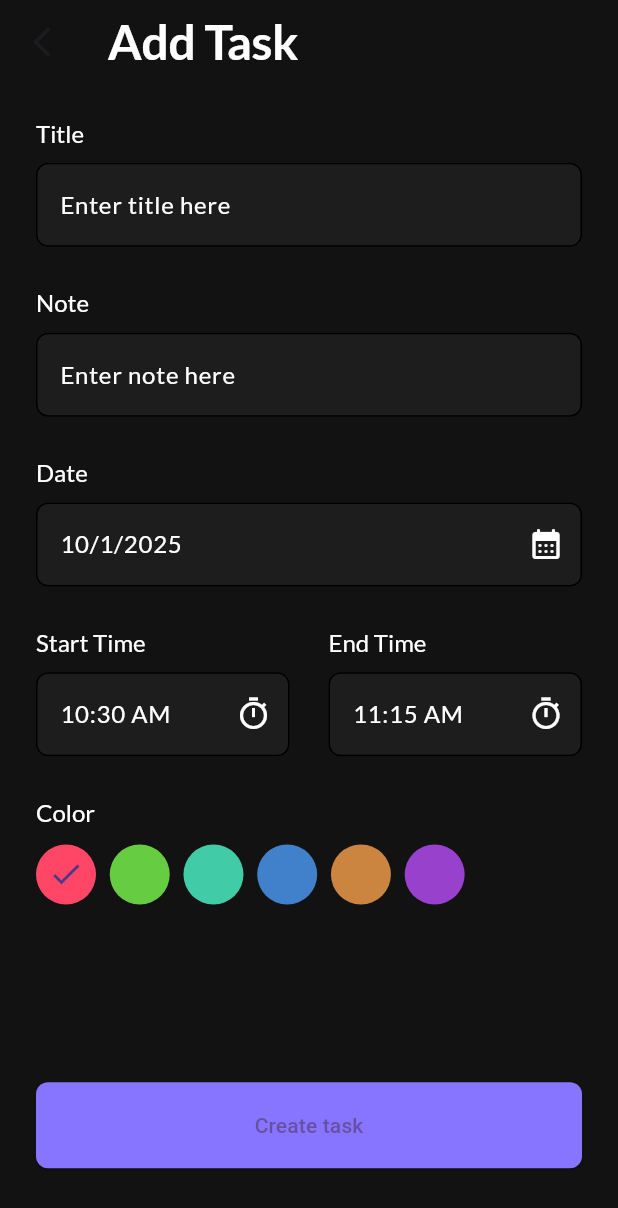
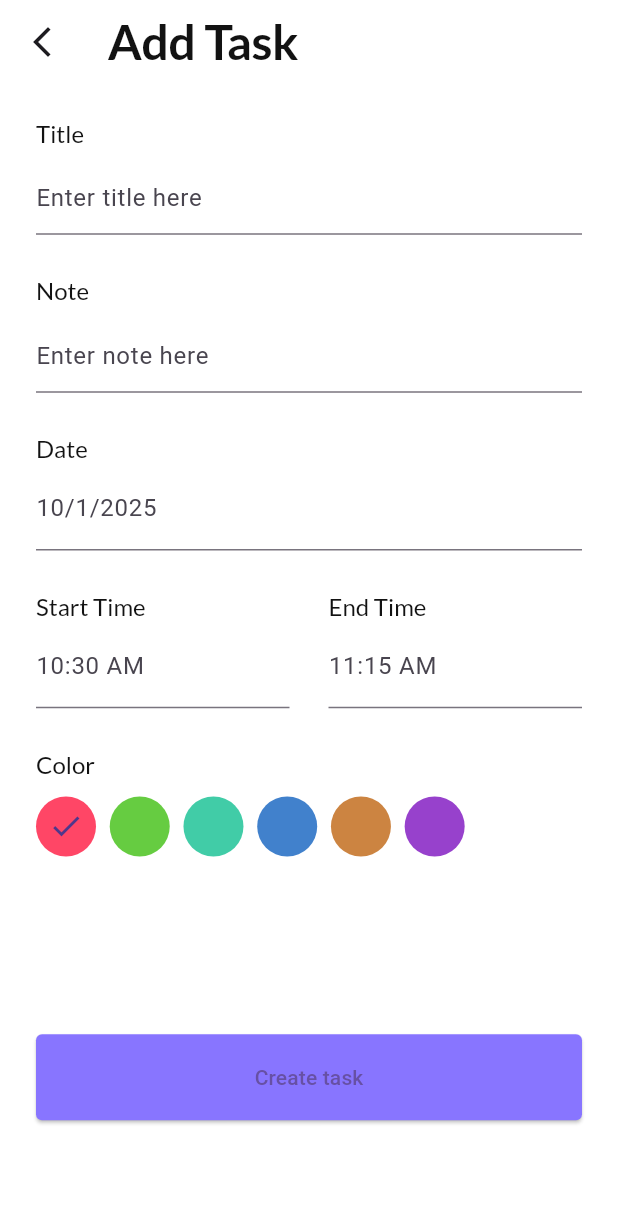
Before and after one commit to abdallahqusay/to_do_app, a Flutter app: the screen it shows after launch, after a tap on "Skip", after a tap on "Get Started", after a tap on the "add" icon, on a phone screen of 412 x 824 dp. Shown: the top 1208 px of the screen. Run offline on Flutter 3.47's test engine with Material 3 defaults, Android fonts, the phone set to English and light mode, and no system bars; our stand-ins replace date_picker_timeline, flutter_bloc, flutter_local_notifications, flutter_screenutil, fluttertoast, get_it and 6 more; missing offline and left inert: workmanager; accounts and stored records are empty.

```diff
--- a/lib/app/app.dart
+++ b/lib/app/app.dart
@@ -1,9 +1,12 @@
 import 'package:flutter/material.dart';
+import 'package:flutter_bloc/flutter_bloc.dart';
 import 'package:flutter_screenutil/flutter_screenutil.dart';
 import 'package:to_do_app/core/theme/theme.dart';
 
 import 'package:to_do_app/core/utils/app_strings.dart';
 import 'package:to_do_app/features/auth/persentation/screens/splach_screen/splach_screen.dart';
+import 'package:to_do_app/features/task/persentation/cubit/task_cubit.dart';
+import 'package:to_do_app/features/task/persentation/cubit/task_state.dart';
 
 class MyApp extends StatelessWidget {
   const MyApp({super.key});
@@ -13,14 +16,20 @@ class MyApp extends StatelessWidget {
   Widget build(BuildContext context) {
     return ScreenUtilInit(
       designSize: ScreenUtil.defaultSize,
-      child: MaterialApp(
-        theme: getAppTheme(),
-        debugShowCheckedModeBanner: false,
-        title: AppStrings.appName,
-        darkTheme: getAppDarkTheme(),
-        themeMode: ThemeMode.dark,
+      child: BlocBuilder<TaskCubit, TaskState>(
+        builder: (context, state) {
+          return MaterialApp(
+            theme: getAppTheme(),
+            debugShowCheckedModeBanner: false,
+            title: AppStrings.appName,
+            darkTheme: getAppDarkTheme(),
+            themeMode: context.read<TaskCubit>().isDark
+                ? ThemeMode.dark
+                : ThemeMode.light,
 
-        home: SplachScreen(),
+            home: SplachScreen(),
+          );
+        },
       ),
     );
   }
--- /dev/null
+++ b/lib/core/services/work_manager_service.dart
@@ -0,0 +1,31 @@
+
+import 'package:to_do_app/core/services/local_notification_service.dart';
+import 'package:workmanager/workmanager.dart';
+
+class WorkManagerService {
+  //dy function bttnfz
+
+  void registerMyTask() {
+    Workmanager().registerPeriodicTask(
+      "id1",
+      "show simple notfication",
+      frequency: Duration(hours: 123), // معناها ان كل ربع ساعه هنده التاسك اللي تحت اللي هي نتوفيكشن
+    );
+  }
+
+  //b3ml intilize l workmanager
+  Future<void> init() async {
+    await Workmanager().initialize(actionTask, isInDebugMode: true);
+    registerMyTask();
+  }
+}
+
+@pragma('vm:entry-point')
+void actionTask() {
+  // show simple notfication
+  Workmanager().executeTask((taskName, inputData) {
+    // background services kol moda m3ina httnd7
+    LocalNotificationService.showBasicNotification();
+    return Future.value(true);
+  });
+}
--- a/lib/main.dart
+++ b/lib/main.dart
@@ -4,14 +4,18 @@ import 'package:to_do_app/app/app.dart';
 import 'package:to_do_app/core/bloc/bloc_observer.dart';
 import 'package:to_do_app/core/database/cashe/cashe_helper.dart';
 import 'package:to_do_app/core/database/sqflite_helper/sqflite.dart';
+import 'package:to_do_app/core/services/local_notification_service.dart';
 import 'package:to_do_app/core/services/service.dart';
+import 'package:to_do_app/core/services/work_manager_service.dart';
 import 'package:to_do_app/features/task/persentation/cubit/task_cubit.dart';
+
 
 void main() async {
   WidgetsFlutterBinding.ensureInitialized();
   Bloc.observer = MyBlocObserver();
   setup();
   await s1<CacheHelper>().init();
+  Future.wait([LocalNotificationService.init(),WorkManagerService().init()]);
    s1<SqfliteHelper>().initDB();
   runApp(BlocProvider(create: (context) => TaskCubit()..getTasks(), child: const MyApp()));
 }
--- a/pubspec.yaml
+++ b/pubspec.yaml
@@ -41,6 +41,11 @@ dependencies:
   shared_preferences: ^2.5.3
   smooth_page_indicator: ^1.2.1
   sqflite: ^2.4.2
+  flutter_local_notifications: ^19.4.2
+  flutter_timezone: ^4.1.1
+  permission_handler: ^12.0.1
+  timezone: ^0.10.1
+  workmanager: ^0.9.0+3
 
 dev_dependencies:
   flutter_lints: ^5.0.0
```
Also changed, not shown: lib/core/services/local_notification_service.dart (added, +134 -0 lines), lib/features/task/persentation/cubit/task_cubit.dart (+35 -32 lines), pubspec.lock, 7 other files.
